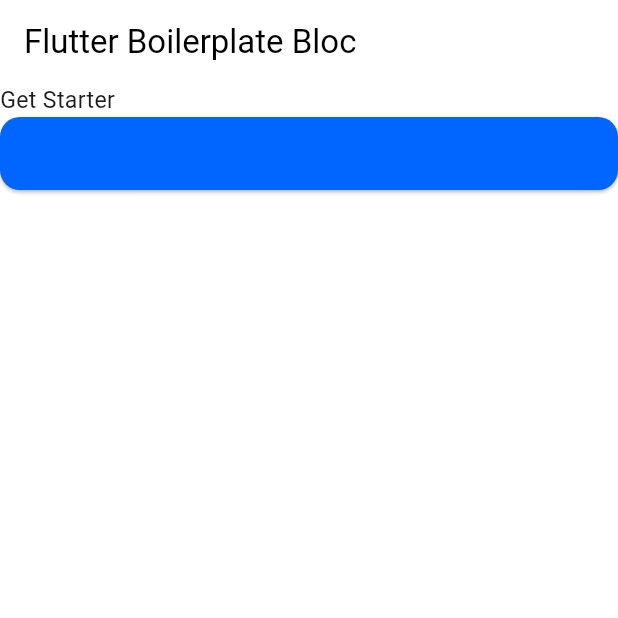
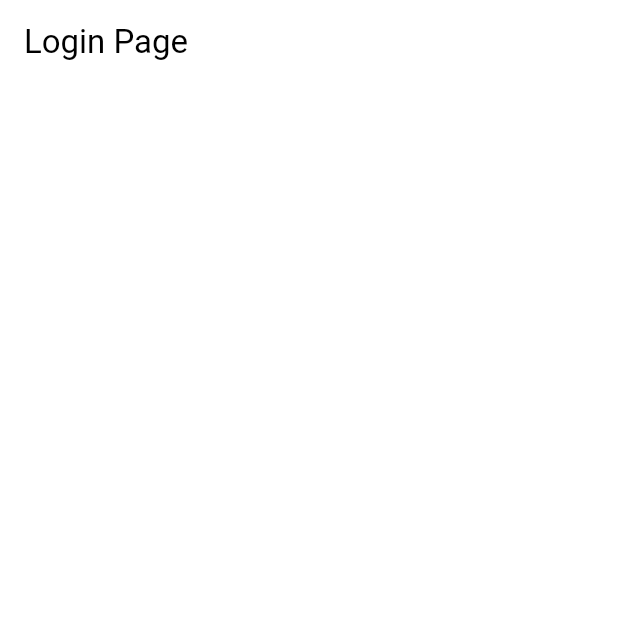
Before and after one commit to nicolin29/flutter_boilerplate_bloc, a Flutter app: the screen it shows after launch, on a phone screen of 412 x 824 dp, the top half of it. Run offline on Flutter 3.47's test engine with Material 3 defaults, Android fonts, the phone set to English and light mode, and no system bars; our stand-ins replace flutter_dotenv, fluttertoast, share_plus.

Commit message:
add feature folder for auth, and the presentation layer

```diff
--- a/lib/src/app.dart
+++ b/lib/src/app.dart
@@ -3,6 +3,7 @@
 import 'package:flutter_boilerplate/src/core/theme/app_theme.dart';
 import 'package:flutter_boilerplate/src/core/utils/app_utils.dart';
 import 'package:flutter_boilerplate/src/core/utils/size_utils.dart';
+import 'package:flutter_boilerplate/src/features/auth/presentation/pages/login_page.dart';
 import 'package:flutter_boilerplate/src/shared/helpers/toast_helper.dart';
 import 'package:flutter_boilerplate/src/shared/mixins/loading_mixin.dart';
 import 'package:flutter_boilerplate/src/shared/mixins/snackbar_mixin.dart';
@@ -20,13 +21,15 @@
         return MaterialApp(
           title: 'Flutter Demo',
           theme: AppTheme.lightTheme,
-          home: const MyHomePage(),
+          home: const LoginPage(),
         );
       },
     );
   }
 }
 
+/// Explore Purpose: DELETED SOON
+/*
 class MyHomePage extends StatefulWidget {
   const MyHomePage({super.key});
 
@@ -62,3 +65,4 @@
     );
   }
 }
+*/
--- /dev/null
+++ b/lib/src/features/auth/presentation/pages/login_page.dart
@@ -0,0 +1,15 @@
+import 'package:flutter/material.dart';
+
+class LoginPage extends StatefulWidget {
+  const LoginPage({super.key});
+
+  @override
+  State<LoginPage> createState() => _LoginPageState();
+}
+
+class _LoginPageState extends State<LoginPage> {
+  @override
+  Widget build(BuildContext context) {
+    return Scaffold(appBar: AppBar(title: Text('Login Page')));
+  }
+}
```
Also changed, not shown: 3 other files.
